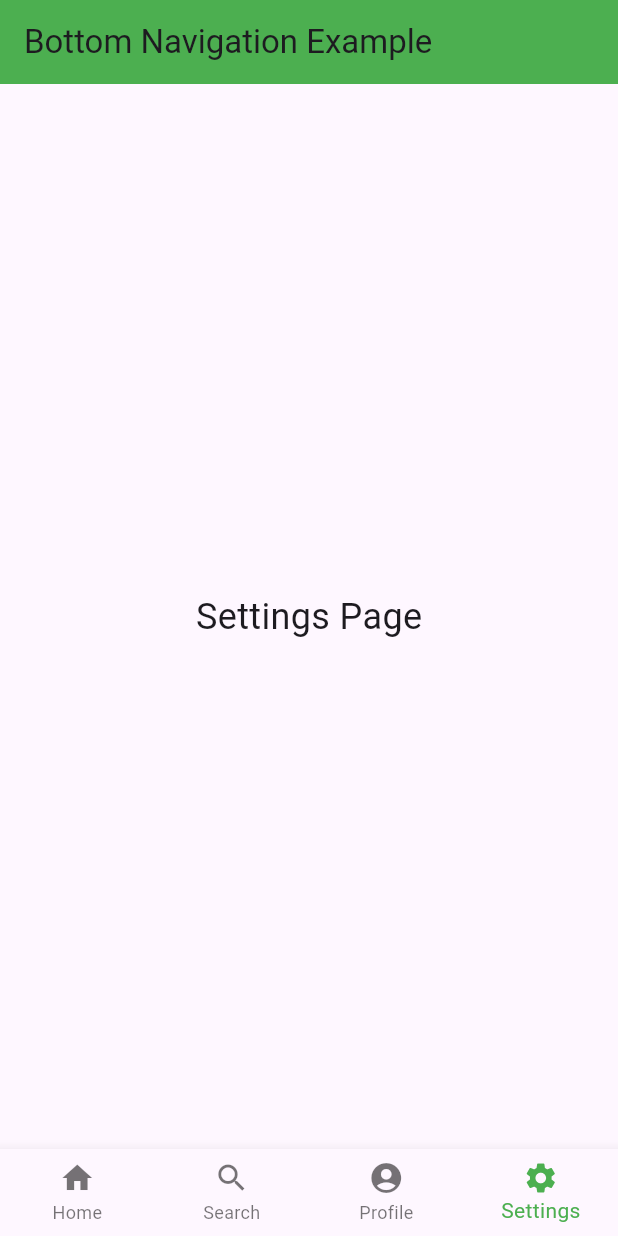
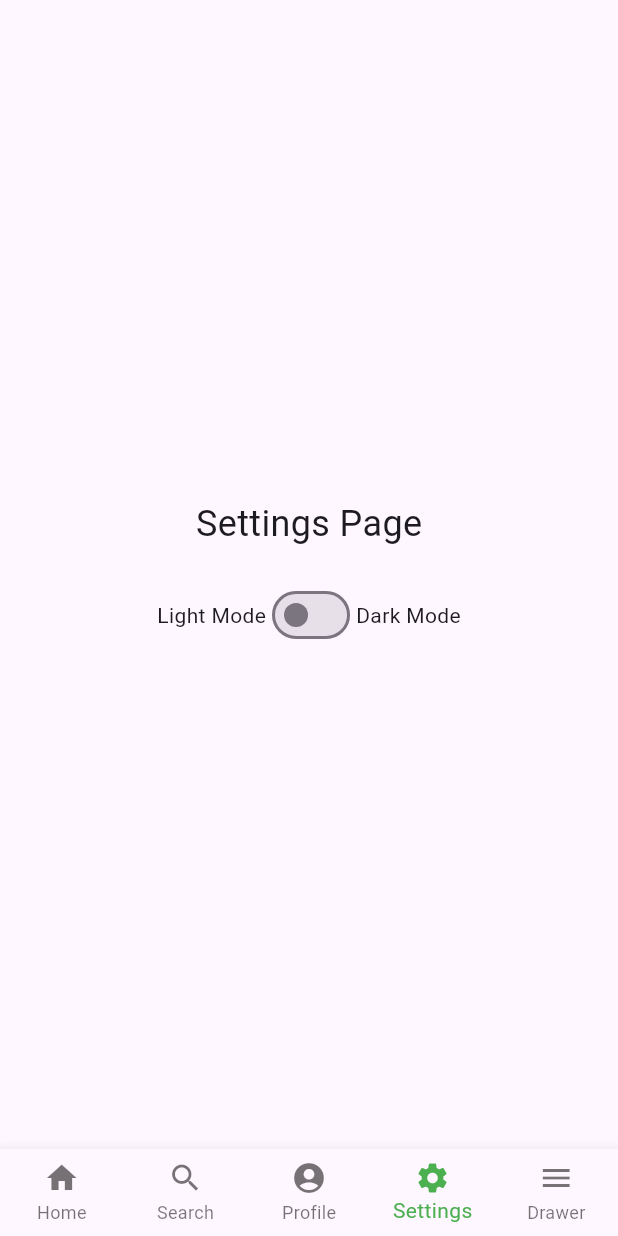
Before and after one commit to babanigit/flutter_doc, a Flutter app: the screen it shows after launch, item 4 of the bottom bar chosen, on a phone screen of 412 x 824 dp. Run offline on Flutter 3.47's test engine with Material 3 defaults, Android fonts, the light colour scheme and no system bars.

Commit message:
added switch toggel for dark and light mode.

```diff
--- a/lib/app.dart
+++ b/lib/app.dart
@@ -1,7 +1,10 @@
 import 'package:flutter/material.dart';
+import 'package:flutter_doc/pages/drawer.dart';
 
 class App extends StatefulWidget {
-  const App({Key? key}) : super(key: key);
+  final VoidCallback toggleTheme; // Function to toggle theme
+
+  const App({Key? key, required this.toggleTheme}) : super(key: key);
 
   @override
   State<App> createState() => _AppState();
@@ -11,39 +14,38 @@ class _AppState extends State<App> {
   int _currentIndex = 0; // Track the selected page index
 
   // List of pages to display
-  final List<Widget> _pages = [
-    const HomePage(),
-    const SearchPage(),
-    const ProfilePage(),
-    const SettingsPage(),
-  ];
+  late final List<Widget> _pages;
+
+  @override
+  void initState() {
+    super.initState();
+    // Initialize pages with the toggle function for SettingsPage
+    _pages = [
+      const HomePage(),
+      const SearchPage(),
+      const ProfilePage(),
+      SettingsPage(toggleTheme: widget.toggleTheme), // Pass toggleTheme here
+      const AppDrawer(),
+    ];
+  }
 
   @override
   Widget build(BuildContext context) {
     return Scaffold(
-
-      appBar: AppBar(
-        title: const Text('Bottom Navigation Example'),
-        backgroundColor: Colors.green,
-      ),
-
       body: IndexedStack(
         index: _currentIndex, // Show the current page
-        children: _pages,     // Pages to switch between
+        children: _pages, // Pages to switch between
       ),
 
       bottomNavigationBar: BottomNavigationBar(
-
         currentIndex: _currentIndex,
         type: BottomNavigationBarType.fixed,
         fixedColor: Colors.green,
-
         onTap: (int index) {
           setState(() {
             _currentIndex = index; // Update the selected page index
           });
         },
-
         items: const [
           BottomNavigationBarItem(
             label: "Home",
@@ -61,8 +63,11 @@ class _AppState extends State<App> {
             label: "Settings",
             icon: Icon(Icons.settings),
           ),
+          BottomNavigationBarItem(
+            label: "Drawer",
+            icon: Icon(Icons.menu),
+          ),
         ],
-
       ),
     );
   }
@@ -112,13 +117,48 @@ class ProfilePage extends StatelessWidget {
 }
 
 class SettingsPage extends StatelessWidget {
-  const SettingsPage({Key? key}) : super(key: key);
+  final VoidCallback toggleTheme;
+
+  const SettingsPage({Key? key, required this.toggleTheme}) : super(key: key);
+
+  @override
+  Widget build(BuildContext context) {
+    return Center(
+      child: Column(
+        mainAxisAlignment: MainAxisAlignment.center,
+        children: [
+          const Text(
+            'Settings Page',
+            style: TextStyle(fontSize: 24),
+          ),
+          const SizedBox(height: 20),
+          Row(
+            mainAxisAlignment: MainAxisAlignment.center,
+            children: [
+              const Text('Light Mode'),
+              Switch(
+                value: Theme.of(context).brightness == Brightness.dark,
+                onChanged: (value) {
+                  toggleTheme(); // Call the toggleTheme function
+                },
+              ),
+              const Text('Dark Mode'),
+            ],
+          ),
+        ],
+      ),
+    );
+  }
+}
+
+class AppDrawer extends StatelessWidget {
+  const AppDrawer({Key? key}) : super(key: key);
 
   @override
   Widget build(BuildContext context) {
     return const Center(
       child: Text(
-        'Settings Page',
+        'Drawer Page',
         style: TextStyle(fontSize: 24),
       ),
     );
--- a/lib/main.dart
+++ b/lib/main.dart
@@ -1,25 +1,55 @@
 import 'package:flutter/material.dart';
 import 'package:flutter_doc/app.dart';
-import 'package:flutter_doc/features/trail/presentation/pages/materialapp_page.dart';
 
 void main() {
   runApp(const MyApp());
 }
 
-class MyApp extends StatelessWidget {
+class MyApp extends StatefulWidget {
   const MyApp({super.key});
 
-  // This widget is the root of your application.
+  @override
+  State<MyApp> createState() => _MyAppState();
+}
+
+class _MyAppState extends State<MyApp> {
+  bool _isDarkMode = false; // Track the theme mode
+
+  // Toggle the theme mode
+  void _toggleTheme() {
+    setState(() {
+      _isDarkMode = !_isDarkMode;
+    });
+  }
+
   @override
   Widget build(BuildContext context) {
     return MaterialApp(
       debugShowCheckedModeBanner: false,
       title: 'Flutter Demo',
+
+      // Apply the theme dynamically based on `_isDarkMode`
       theme: ThemeData(
-        colorScheme: ColorScheme.fromSeed(seedColor: Colors.deepPurple),
+        brightness: Brightness.light,
+        colorScheme: ColorScheme.fromSeed(
+          seedColor: Colors.deepPurple,
+          brightness: Brightness.light,
+        ),
         useMaterial3: true,
       ),
-      home: const App()
+      darkTheme: ThemeData(
+        brightness: Brightness.dark,
+        colorScheme: ColorScheme.fromSeed(
+          seedColor: Colors.deepPurple,
+          brightness: Brightness.dark,
+        ),
+        useMaterial3: true,
+      ),
+
+      // Apply theme mode dynamically
+      themeMode: _isDarkMode ? ThemeMode.dark : ThemeMode.light,
+
+      home: App(toggleTheme: _toggleTheme), // Pass the toggle function to `App`
     );
   }
 }
```
Also changed, not shown: lib/features/trail/presentation/pages/materialapp_page.dart (deleted, +0 -53 lines), lib/features/trail/presentation/pages/scaffold_drawer_page.dart (deleted, +0 -16 lines), lib/pages/drawer.dart (added, +35 -0 lines).
